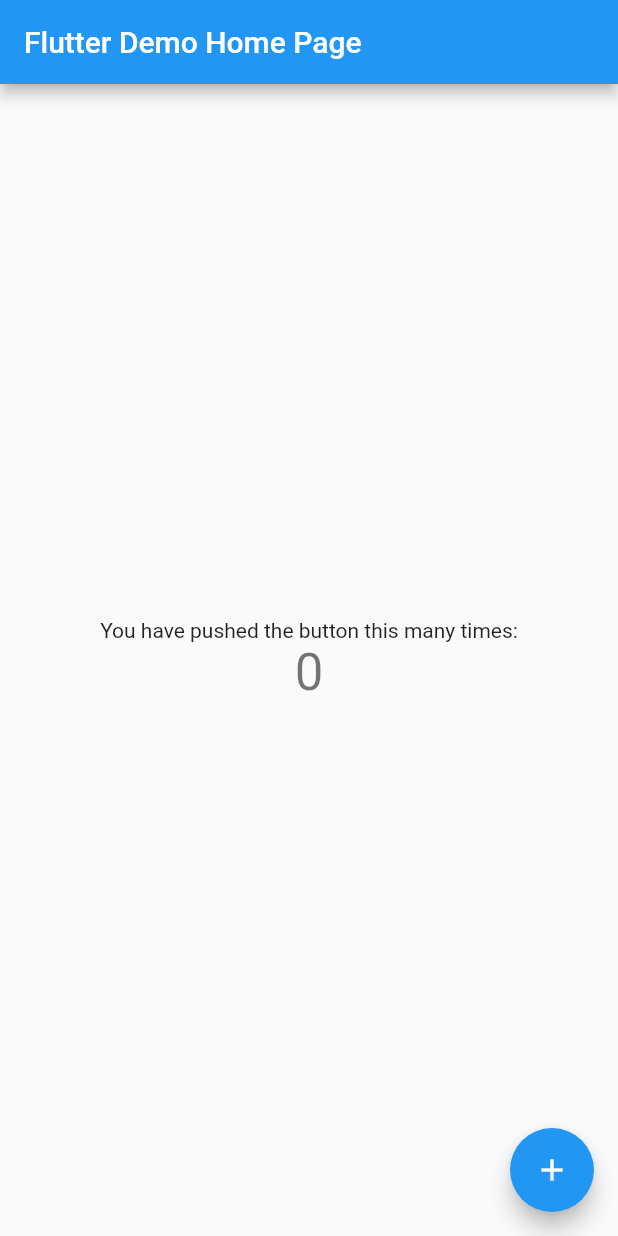
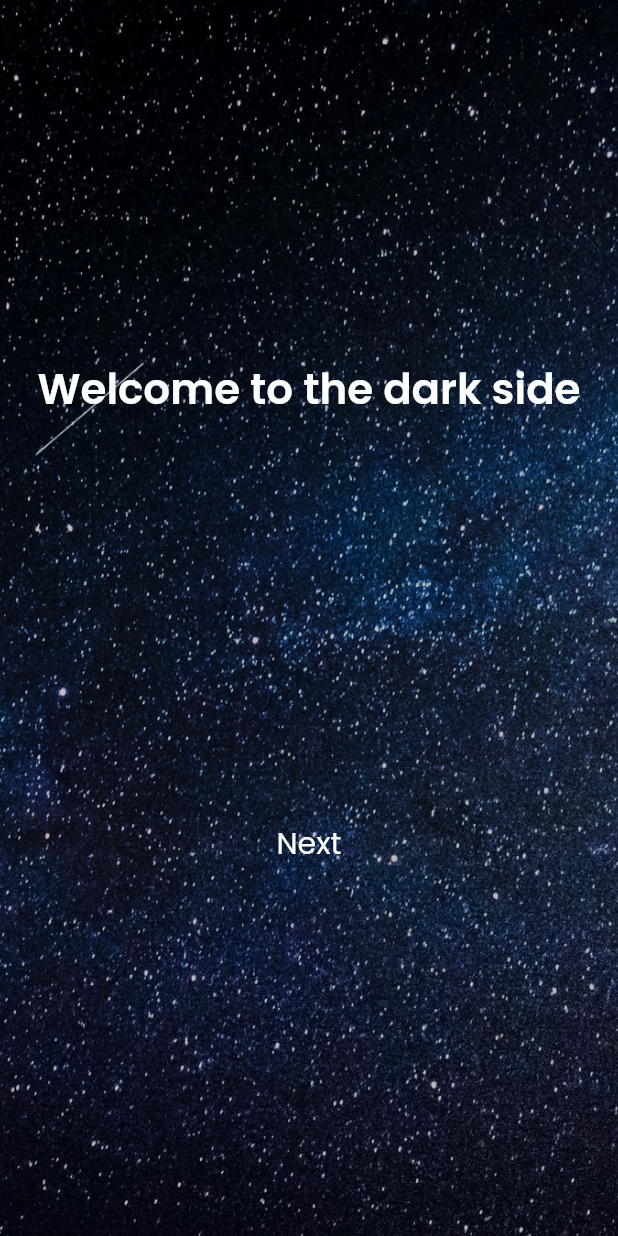
Before and after one commit to doraemonpup/flutter_starwars, a Flutter app: the screen it shows after launch, on a phone screen of 412 x 824 dp. Run offline on Flutter 3.47's test engine with Material 2 defaults, Android fonts, the phone set to English and light mode, and no system bars.

Commit message:
register fonts + add background widget and welcome screen

```diff
--- /dev/null
+++ b/lib/constants.dart
@@ -0,0 +1,6 @@
+import 'package:flutter/material.dart';
+
+// const kBackgroundColor = Color.fromRGBO(0, 0, 0, 1);
+const kTextColor = Color.fromRGBO(252, 253, 253, 1);
+
+const kDefaultPadding = 20.0;
--- a/lib/main.dart
+++ b/lib/main.dart
@@ -1,4 +1,6 @@
 import 'package:flutter/material.dart';
+
+import './screens/welcome_screen.dart';
 
 void main() {
   runApp(MyApp());
@@ -6,108 +8,33 @@
 
 class MyApp extends StatelessWidget {
   // This widget is the root of your application.
+  static Map<int, Color> color = {
+    50: Color.fromRGBO(252, 253, 253, .1),
+    100: Color.fromRGBO(252, 253, 253, .2),
+    200: Color.fromRGBO(252, 253, 253, .3),
+    300: Color.fromRGBO(252, 253, 253, .4),
+    400: Color.fromRGBO(252, 253, 253, .5),
+    500: Color.fromRGBO(252, 253, 253, .6),
+    600: Color.fromRGBO(252, 253, 253, .7),
+    700: Color.fromRGBO(252, 253, 253, .8),
+    800: Color.fromRGBO(252, 253, 253, .9),
+    900: Color.fromRGBO(252, 253, 253, 1),
+  };
+
   @override
   Widget build(BuildContext context) {
     return MaterialApp(
-      title: 'Flutter Demo',
+      debugShowCheckedModeBanner: false,
+      title: 'SWAPI',
       theme: ThemeData(
-        // This is the theme of your application.
-        //
-        // Try running your application with "flutter run". You'll see the
-        // application has a blue toolbar. Then, without quitting the app, try
-        // changing the primarySwatch below to Colors.green and then invoke
-        // "hot reload" (press "r" in the console where you ran "flutter run",
-        // or simply save your changes to "hot reload" in a Flutter IDE).
-        // Notice that the counter didn't reset back to zero; the application
-        // is not restarted.
-        primarySwatch: Colors.blue,
+        primarySwatch: MaterialColor(0xFFFCFDFD, color),
+        accentColor: Colors.amberAccent,
+        fontFamily: 'Poppins',
       ),
-      home: MyHomePage(title: 'Flutter Demo Home Page'),
+      home: WelcomeScreen(),
+      routes: {
+        WelcomeScreen.routeName: (ctx) => WelcomeScreen(),
+      },
     );
   }
 }
-
-class MyHomePage extends StatefulWidget {
-  MyHomePage({Key? key, required this.title}) : super(key: key);
-
-  // This widget is the home page of your application. It is stateful, meaning
-  // that it has a State object (defined below) that contains fields that affect
-  // how it looks.
-
-  // This class is the configuration for the state. It holds the values (in this
-  // case the title) provided by the parent (in this case the App widget) and
-  // used by the build method of the State. Fields in a Widget subclass are
-  // always marked "final".
-
-  final String title;
-
-  @override
-  _MyHomePageState createState() => _MyHomePageState();
-}
-
-class _MyHomePageState extends State<MyHomePage> {
-  int _counter = 0;
-
-  void _incrementCounter() {
-    setState(() {
-      // This call to setState tells the Flutter framework that something has
-      // changed in this State, which causes it to rerun the build method below
-      // so that the display can reflect the updated values. If we changed
-      // _counter without calling setState(), then the build method would not be
-      // called again, and so nothing would appear to happen.
-      _counter++;
-    });
-  }
-
-  @override
-  Widget build(BuildContext context) {
-    // This method is rerun every time setState is called, for instance as done
-    // by the _incrementCounter method above.
-    //
-    // The Flutter framework has been optimized to make rerunning build methods
-    // fast, so that you can just rebuild anything that needs updating rather
-    // than having to individually change instances of widgets.
-    return Scaffold(
-      appBar: AppBar(
-        // Here we take the value from the MyHomePage object that was created by
-        // the App.build method, and use it to set our appbar title.
-        title: Text(widget.title),
-      ),
-      body: Center(
-        // Center is a layout widget. It takes a single child and positions it
-        // in the middle of the parent.
-        child: Column(
-          // Column is also a layout widget. It takes a list of children and
-          // arranges them vertically. By default, it sizes itself to fit its
-          // children horizontally, and tries to be as tall as its parent.
-          //
-          // Invoke "debug painting" (press "p" in the console, choose the
-          // "Toggle Debug Paint" action from the Flutter Inspector in Android
-          // Studio, or the "Toggle Debug Paint" command in Visual Studio Code)
-          // to see the wireframe for each widget.
-          //
-          // Column has various properties to control how it sizes itself and
-          // how it positions its children. Here we use mainAxisAlignment to
-          // center the children vertically; the main axis here is the vertical
-          // axis because Columns are vertical (the cross axis would be
-          // horizontal).
-          mainAxisAlignment: MainAxisAlignment.center,
-          children: <Widget>[
-            Text(
-              'You have pushed the button this many times:',
-            ),
-            Text(
-              '$_counter',
-              style: Theme.of(context).textTheme.headline4,
-            ),
-          ],
-        ),
-      ),
-      floatingActionButton: FloatingActionButton(
-        onPressed: _incrementCounter,
-        tooltip: 'Increment',
-        child: Icon(Icons.add),
-      ), // This trailing comma makes auto-formatting nicer for build methods.
-    );
-  }
-}
--- /dev/null
+++ b/lib/screens/welcome_screen.dart
@@ -0,0 +1,43 @@
+import 'package:flutter/material.dart';
+
+import '../widgets/background.dart';
+import '../constants.dart';
+
+class WelcomeScreen extends StatelessWidget {
+  static const routeName = '/welcome';
+
+  @override
+  Widget build(BuildContext context) {
+    return Background(
+      child: Column(
+        mainAxisAlignment: MainAxisAlignment.spaceEvenly,
+        children: [
+          Center(
+            child: Padding(
+              padding: const EdgeInsets.all(kDefaultPadding),
+              child: Text(
+                'Welcome to the dark side',
+                style: TextStyle(
+                  color: kTextColor,
+                  fontSize: 28,
+                  fontWeight: FontWeight.bold,
+                ),
+              ),
+            ),
+          ),
+          Padding(
+            padding: const EdgeInsets.symmetric(
+                vertical: kDefaultPadding, horizontal: kDefaultPadding / 2),
+            child: TextButton(
+              child: Text(
+                'Next',
+                style: TextStyle(fontSize: 20),
+              ),
+              onPressed: () {},
+            ),
+          ),
+        ],
+      ),
+    );
+  }
+}
--- /dev/null
+++ b/lib/widgets/background.dart
@@ -0,0 +1,27 @@
+import 'package:flutter/material.dart';
+
+class Background extends StatelessWidget {
+  final Widget child;
+
+  Background({this.child});
+
+  @override
+  Widget build(BuildContext context) {
+    return Scaffold(
+      body: Container(
+        width: MediaQuery.of(context).size.width,
+        height: MediaQuery.of(context).size.height,
+        decoration: BoxDecoration(
+          color: Colors.black,
+          image: DecorationImage(
+            image: AssetImage('assets/images/bg.jpg'),
+            fit: BoxFit.cover,
+            colorFilter: ColorFilter.mode(
+                Colors.black.withOpacity(0.75), BlendMode.dstATop),
+          ),
+        ),
+        child: child,
+      ),
+    );
+  }
+}
```
Also changed, not shown: pubspec.yaml (+9 -11 lines), assets/fonts/Poppins-Regular.ttf (added), assets/fonts/Poppins-SemiBold.ttf (added), assets/images/bg.jpg (added), lib/screens/category_screen.dart (added).
